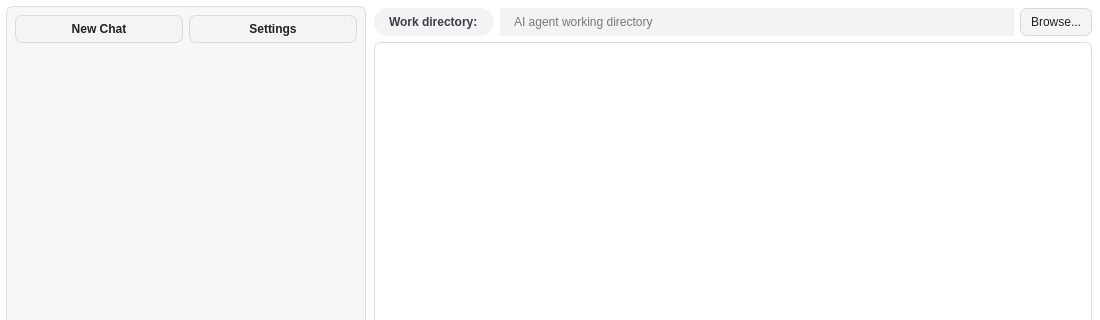
frankyeh/DSI-Studio, file ai_agent.ui: the form before one commit; both pictures show x 0 to 1100 and y 0 to 320 of the 1100 by 700 pixel window.
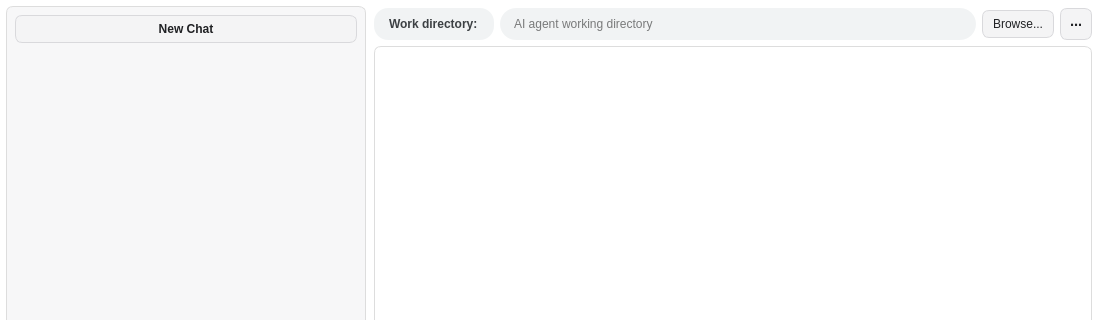
The form after the commit. Icons and pictures are not drawn.

```diff
--- a/ai_agent.ui
+++ b/ai_agent.ui
@@ -71,8 +71,7 @@
 QLabel#ai_work_dir_label,
 QPushButton#ai_agent_status,
 QPushButton#ai_send_message,
-QPushButton#ai_new_chat,
-QPushButton#ai_quick_settings {
+QPushButton#ai_new_chat {
     color: #3c4043;
     font-weight: 600;
     background-color: #f1f3f4;
@@ -82,13 +81,25 @@
 }
 QPushButton#ai_agent_status:hover,
 QPushButton#ai_send_message:hover,
-QPushButton#ai_new_chat:hover,
-QPushButton#ai_quick_settings:hover {
+QPushButton#ai_new_chat:hover {
     background-color: #e8eaed;
 }
 QPushButton#ai_agent_status:pressed,
 QPushButton#ai_send_message:pressed,
-QPushButton#ai_new_chat:pressed,
+QPushButton#ai_new_chat:pressed {
+    background-color: #dadce0;
+}
+QPushButton#ai_quick_settings {
+    color: #3c4043;
+    font-weight: 600;
+    background-color: #f1f3f4;
+    border: none;
+    border-radius: 8px;
+    padding: 0px;
+}
+QPushButton#ai_quick_settings:hover {
+    background-color: #e8eaed;
+}
 QPushButton#ai_quick_settings:pressed {
     background-color: #dadce0;
 }
@@ -232,13 +243,6 @@
             </property>
            </widget>
           </item>
-          <item>
-           <widget class="QPushButton" name="ai_quick_settings">
-            <property name="text">
-             <string>Settings</string>
-            </property>
-           </widget>
-          </item>
          </layout>
         </item>
         <item>
@@ -338,6 +342,28 @@
             </property>
            </widget>
           </item>
+          <item>
+           <widget class="QPushButton" name="ai_quick_settings">
+            <property name="minimumSize">
+             <size>
+              <width>32</width>
+              <height>32</height>
+             </size>
+            </property>
+            <property name="maximumSize">
+             <size>
+              <width>32</width>
+              <height>32</height>
+             </size>
+            </property>
+            <property name="toolTip">
+             <string>AI Settings</string>
+            </property>
+            <property name="text">
+             <string>⋯</string>
+            </property>
+           </widget>
+          </item>
          </layout>
         </item>
         <item>
```
